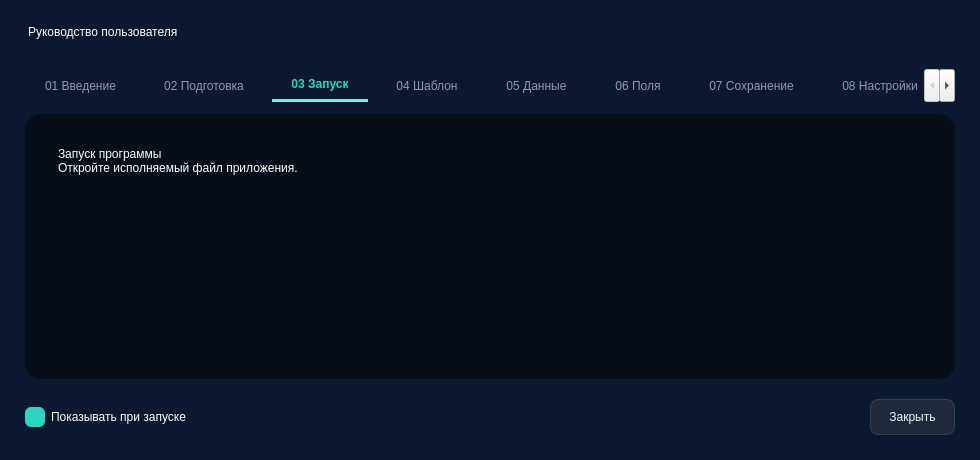
CyberBro9/aobp, file UncompiledUI/helpDialog.ui: the form before one commit.
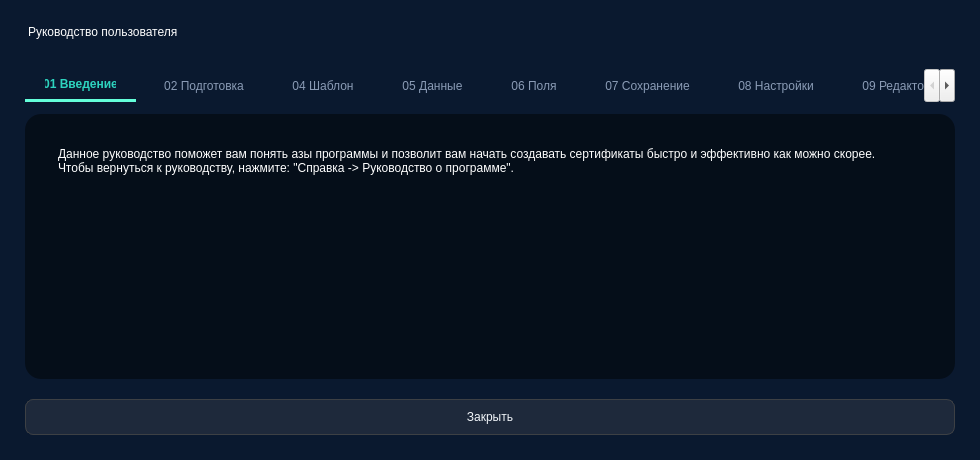
The form after the commit. The open tabs and pages were chosen to show the change.

Commit message: Update help dialog, update table dialog, refactor asset placement, add build command

What changed in the file:
```diff
--- a/UncompiledUI/helpDialog.ui
+++ b/UncompiledUI/helpDialog.ui
@@ -149,16 +149,12 @@
 li.unchecked::marker { content: &quot;\2610&quot;; }
 li.checked::marker { content: &quot;\2612&quot;; }
 &lt;/style&gt;&lt;/head&gt;&lt;body style=&quot; font-family:'Inter'; font-size:12pt; font-weight:400; font-style:normal;&quot;&gt;
-&lt;p style=&quot; margin-top:0px; margin-bottom:0px; margin-left:0px; margin-right:0px; -qt-block-indent:0; text-indent:0px;&quot;&gt;Аккредитации и другие бумаги для бизнесса&lt;/p&gt;
-&lt;p style=&quot;-qt-paragraph-type:empty; margin-top:0px; margin-bottom:0px; margin-left:0px; margin-right:0px; -qt-block-indent:0; text-indent:0px;&quot;&gt;&lt;br /&gt;&lt;/p&gt;
-&lt;p style=&quot; margin-top:0px; margin-bottom:0px; margin-left:0px; margin-right:0px; -qt-block-indent:0; text-indent:0px;&quot;&gt;Это руководство предназначено для быстрого понимания смысла программы. Внимательное следование инструкции позволит Вам создавать персонализированные документы в минимальные сроки.&lt;/p&gt;
-&lt;p style=&quot; margin-top:0px; margin-bottom:0px; margin-left:0px; margin-right:0px; -qt-block-indent:0; text-indent:0px;&quot;&gt;Также вы сможете получить доступ к этому окну из кнопки : &amp;quot;О программе&amp;quot;.&lt;/p&gt;&lt;/body&gt;&lt;/html&gt;</string>
+&lt;p style=&quot; margin-top:0px; margin-bottom:0px; margin-left:0px; margin-right:0px; -qt-block-indent:0; text-indent:0px;&quot;&gt;Данное руководство поможет вам понять азы программы и позволит вам начать создавать сертификаты быстро и эффективно как можно скорее.&lt;/p&gt;
+&lt;p style=&quot; margin-top:0px; margin-bottom:0px; margin-left:0px; margin-right:0px; -qt-block-indent:0; text-indent:0px;&quot;&gt;Чтобы вернуться к руководству, нажмите: &amp;quot;Справка -&amp;gt; Руководство о программе&amp;quot;.&lt;/p&gt;&lt;/body&gt;&lt;/html&gt;</string>
          </property>
          <property name="plainText">
-          <string>Аккредитации и другие бумаги для бизнесса
-
-Это руководство предназначено для быстрого понимания смысла программы. Внимательное следование инструкции позволит Вам создавать персонализированные документы в минимальные сроки.
-Также вы сможете получить доступ к этому окну из кнопки : &quot;О программе&quot;.</string>
+          <string>Данное руководство поможет вам понять азы программы и позволит вам начать создавать сертификаты быстро и эффективно как можно скорее.
+Чтобы вернуться к руководству, нажмите: &quot;Справка -&gt; Руководство о программе&quot;.</string>
          </property>
         </widget>
        </item>
@@ -197,36 +193,7 @@
 
     • Файл шаблона: графическое изображение макета сертификата/диплома (поддерживаемые форматы: JPEG, PNG и другие).
 
-    • Файл данных: документ листового формата (.xlsx, .xls, .ods и другие), содержащий базу данных получателей (ФИО, наименование курса, дата и т.д.).</string>
-         </property>
-        </widget>
-       </item>
-      </layout>
-     </widget>
-     <widget class="QWidget" name="tab_step2">
-      <attribute name="title">
-       <string>03 Запуск</string>
-      </attribute>
-      <layout class="QVBoxLayout" name="step2Layout">
-       <item>
-        <widget class="QTextEdit" name="textStep2">
-         <property name="readOnly">
-          <bool>true</bool>
-         </property>
-         <property name="html">
-          <string>&lt;!DOCTYPE HTML PUBLIC &quot;-//W3C//DTD HTML 4.0//EN&quot; &quot;http://www.w3.org/TR/REC-html40/strict.dtd&quot;&gt;
-&lt;html&gt;&lt;head&gt;&lt;meta name=&quot;qrichtext&quot; content=&quot;1&quot; /&gt;&lt;meta charset=&quot;utf-8&quot; /&gt;&lt;style type=&quot;text/css&quot;&gt;
-p, li { white-space: pre-wrap; }
-hr { height: 1px; border-width: 0; }
-li.unchecked::marker { content: &quot;\2610&quot;; }
-li.checked::marker { content: &quot;\2612&quot;; }
-&lt;/style&gt;&lt;/head&gt;&lt;body style=&quot; font-family:'Inter'; font-size:12pt; font-weight:400; font-style:normal;&quot;&gt;
-&lt;p style=&quot; margin-top:0px; margin-bottom:0px; margin-left:0px; margin-right:0px; -qt-block-indent:0; text-indent:0px;&quot;&gt;Запуск программы&lt;/p&gt;
-&lt;p style=&quot; margin-top:0px; margin-bottom:0px; margin-left:0px; margin-right:0px; -qt-block-indent:0; text-indent:0px;&quot;&gt;Откройте исполняемый файл приложения.&lt;/p&gt;&lt;/body&gt;&lt;/html&gt;</string>
-         </property>
-         <property name="plainText">
-          <string>Запуск программы
-Откройте исполняемый файл приложения.</string>
+    • Таблица данных: документ табличного формата (.xlsx, .xls, .ods и другие), содержащий данные получателей (ФИО, наименование курса, дата и т.д.).</string>
          </property>
         </widget>
        </item>
@@ -477,32 +444,6 @@
    </item>
    <item>
     <layout class="QHBoxLayout" name="bottomLayout">
-     <item>
-      <widget class="QCheckBox" name="checkBox">
-       <property name="styleSheet">
-        <string notr="true"/>
-       </property>
-       <property name="text">
-        <string>Показывать при запуске</string>
-       </property>
-       <property name="checked">
-        <bool>true</bool>
-       </property>
-      </widget>
-     </item>
-     <item>
-      <spacer name="horizontalSpacer">
-       <property name="orientation">
-        <enum>Qt::Orientation::Horizontal</enum>
-       </property>
-       <property name="sizeHint" stdset="0">
-        <size>
-         <width>40</width>
-         <height>20</height>
-        </size>
-       </property>
-      </spacer>
-     </item>
      <item>
       <widget class="QPushButton" name="closeButton">
        <property name="styleSheet">
```
Left out of the diff: 68 changed lines with no effect on the pictures. The commit also changes 7 other files.
